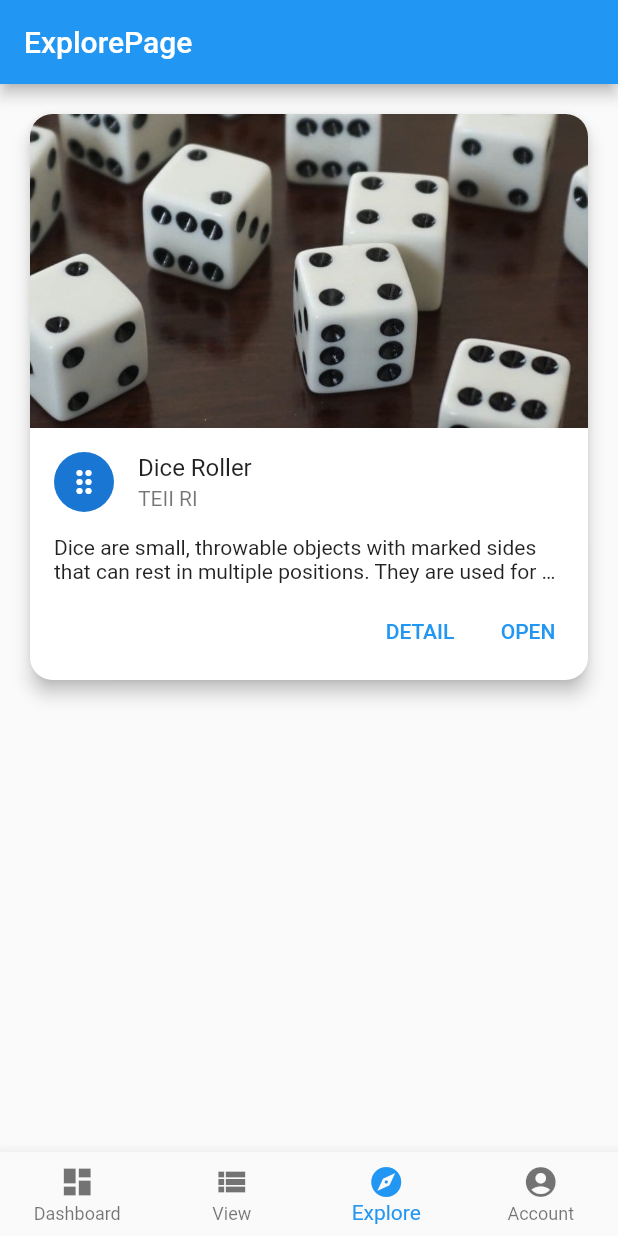
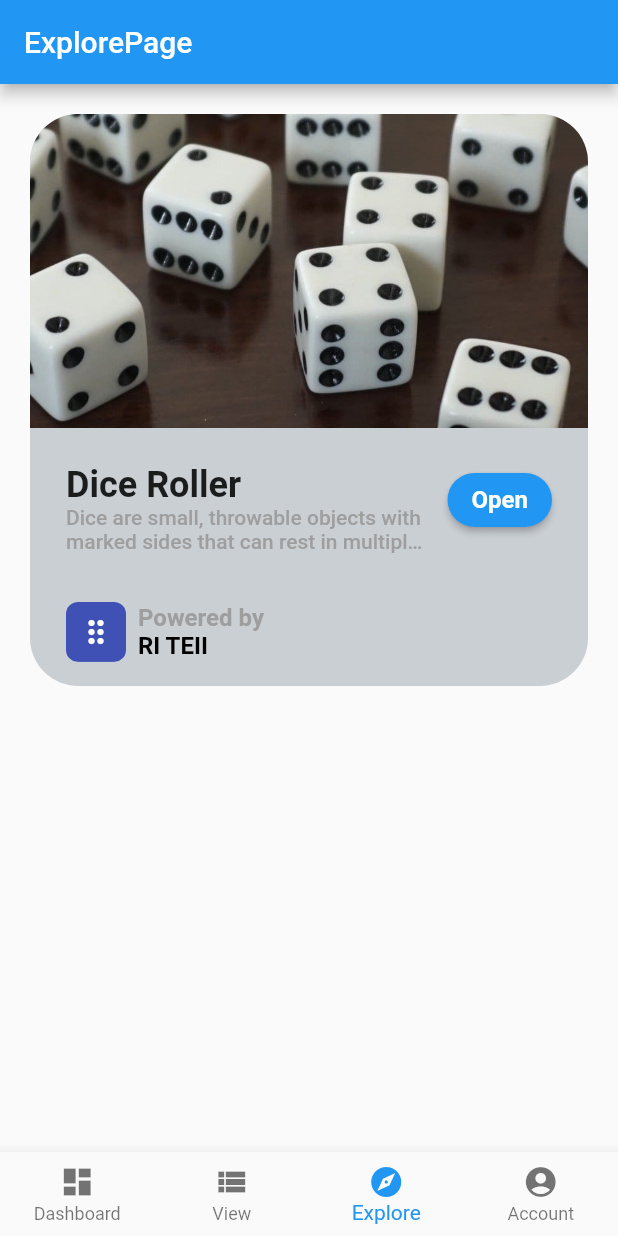
Before and after one commit to davidli218/W-Tasks, a Flutter app: the screen it shows after launch, item 3 of the bottom bar chosen, on a phone screen of 412 x 824 dp. Run offline on Flutter 3.47's test engine with Material 2 defaults, Android fonts, the phone set to English and light mode, and no system bars.

Commit message:
Refactor `OverviewCard` in `ExploreScreen`

```diff
--- a/lib/Screen/explore_screen/explore_screen.dart
+++ b/lib/Screen/explore_screen/explore_screen.dart
@@ -1,4 +1,5 @@
 import 'package:flutter/material.dart';
+import 'package:wtasks/Screen/explore_screen/widgets/overview_card.dart';
 import 'package:wtasks/app_route.dart';
 
 class ExploreScreen extends StatefulWidget {
@@ -16,63 +17,20 @@ class _ExploreScreenState extends State<ExploreScreen> {
         title: const Text("ExplorePage"),
       ),
       body: ListView(
-        children: [
-          Container(
-            padding: const EdgeInsets.all(16.0),
-            child: Card(
-              shape: const RoundedRectangleBorder(
-                borderRadius: BorderRadius.all(Radius.circular(15)),
-              ),
-              elevation: 5,
-              child: Column(
-                children: [
-                  const ClipRRect(
-                    borderRadius: BorderRadius.only(
-                      topLeft: Radius.circular(15),
-                      topRight: Radius.circular(15),
-                    ),
-                    child: AspectRatio(
-                      aspectRatio: 16 / 9,
-                      child: Image(
-                        image: AssetImage("assets/explore/dice_cover.jpg"),
-                        fit: BoxFit.cover,
-                      ),
-                    ),
-                  ),
-                  const ListTile(
-                    leading: CircleAvatar(
-                      child: Icon(Icons.drag_indicator),
-                    ),
-                    title: Text("Dice Roller"),
-                    subtitle: Text("TEII RI"),
-                  ),
-                  Container(
-                    padding: const EdgeInsets.fromLTRB(16, 0, 16, 0),
-                    child: const Text(
-                      "Dice are small, throwable objects with marked sides "
-                      "that can rest in multiple positions. They are used "
-                      "for generating random numbers, commonly as part of "
-                      "tabletop games.",
-                      maxLines: 2,
-                      overflow: TextOverflow.ellipsis,
-                    ),
-                  ),
-                  ButtonBar(
-                    children: [
-                      TextButton(
-                        child: const Text('DETAIL'),
-                        onPressed: () {},
-                      ),
-                      TextButton(
-                        child: const Text('OPEN'),
-                        onPressed: () {
-                          Navigator.of(context).pushNamed(diceRollerHomeScreen);
-                        },
-                      ),
-                    ],
-                  )
-                ],
-              ),
+        children: const [
+          Padding(
+            padding: EdgeInsets.all(16.0),
+            child: OverviewCard(
+              moduleTitle: "Dice Roller",
+              moduleSubtitle: "RI TEII",
+              moduleDescription:
+                  "Dice are small, throwable objects with marked sides "
+                  "that can rest in multiple positions. They are used "
+                  "for generating random numbers, commonly as part of "
+                  "tabletop games.",
+              moduleIcon: Icons.drag_indicator,
+              moduleOverviewImage: AssetImage("assets/explore/dice_cover.jpg"),
+              moduleRouteName: diceRollerHomeScreen,
             ),
           ),
         ],
--- /dev/null
+++ b/lib/Screen/explore_screen/widgets/overview_card.dart
@@ -0,0 +1,152 @@
+import 'package:flutter/material.dart';
+
+class OverviewCard extends StatefulWidget {
+  const OverviewCard(
+      {Key? key,
+      required this.moduleTitle,
+      this.moduleSubtitle = '',
+      required this.moduleDescription,
+      required this.moduleIcon,
+      required this.moduleOverviewImage,
+      required this.moduleRouteName})
+      : super(key: key);
+
+  final String moduleTitle;
+  final String moduleSubtitle;
+  final String moduleDescription;
+  final IconData moduleIcon;
+  final ImageProvider moduleOverviewImage;
+  final String moduleRouteName;
+
+  @override
+  _OverviewCardState createState() => _OverviewCardState();
+}
+
+class _OverviewCardState extends State<OverviewCard> {
+  @override
+  Widget build(BuildContext context) {
+    const cardBorderRadius = Radius.circular(32.0);
+
+    return Card(
+      shape: const RoundedRectangleBorder(
+        borderRadius: BorderRadius.all(cardBorderRadius),
+      ),
+      shadowColor: Colors.transparent,
+      color: const Color.fromRGBO(197, 202, 208, 0.9),
+      child: Column(
+        children: [
+          ClipRRect(
+            borderRadius: const BorderRadius.only(
+              topLeft: cardBorderRadius,
+              topRight: cardBorderRadius,
+            ),
+            child: AspectRatio(
+              aspectRatio: 16 / 9,
+              child: Image(
+                image: widget.moduleOverviewImage,
+                fit: BoxFit.cover,
+              ),
+            ),
+          ),
+          Padding(
+            padding: const EdgeInsets.fromLTRB(24.0, 24.0, 24.0, 16.0),
+            child: Row(
+              crossAxisAlignment: CrossAxisAlignment.start,
+              children: [
+                Expanded(
+                  child: Padding(
+                    padding: const EdgeInsets.only(right: 12.0),
+                    child: Column(
+                      crossAxisAlignment: CrossAxisAlignment.start,
+                      children: [
+                        Text(
+                          widget.moduleTitle,
+                          style: const TextStyle(
+                            fontSize: 24.0,
+                            fontWeight: FontWeight.bold,
+                          ),
+                        ),
+                        Text(
+                          widget.moduleDescription,
+                          maxLines: 2,
+                          overflow: TextOverflow.ellipsis,
+                          style: const TextStyle(
+                            color: Colors.grey,
+                            fontWeight: FontWeight.w500,
+                          ),
+                        ),
+                      ],
+                    ),
+                  ),
+                ),
+                ElevatedButton(
+                  onPressed: () {
+                    Navigator.of(context).pushNamed(widget.moduleRouteName);
+                  },
+                  style: ButtonStyle(
+                    shape: MaterialStateProperty.all(
+                      RoundedRectangleBorder(
+                        borderRadius: BorderRadius.circular(18.0),
+                      ),
+                    ),
+                  ),
+                  child: const Text(
+                    "Open",
+                    textAlign: TextAlign.center,
+                    style: TextStyle(
+                      fontSize: 16.0,
+                      fontWeight: FontWeight.bold,
+                    ),
+                  ),
+                ),
+              ],
+            ),
+          ),
+          Padding(
+            padding: const EdgeInsets.fromLTRB(24.0, 16.0, 24.0, 16.0),
+            child: Row(
+              crossAxisAlignment: CrossAxisAlignment.center,
+              children: [
+                ClipRRect(
+                  borderRadius: const BorderRadius.all(Radius.circular(8.0)),
+                  child: ColoredBox(
+                    color: Colors.indigo,
+                    child: Padding(
+                      padding: const EdgeInsets.all(8.0),
+                      child: Icon(widget.moduleIcon, color: Colors.white),
+                    ),
+                  ),
+                ),
+                Padding(
+                  padding: const EdgeInsets.only(left: 8.0),
+                  child: Column(
+                    mainAxisAlignment: MainAxisAlignment.start,
+                    crossAxisAlignment: CrossAxisAlignment.start,
+                    children: [
+                      const Text(
+                        "Powered by",
+                        style: TextStyle(
+                          fontSize: 16.0,
+                          fontWeight: FontWeight.bold,
+                          color: Colors.grey,
+                        ),
+                      ),
+                      Text(
+                        widget.moduleSubtitle,
+                        style: const TextStyle(
+                          fontSize: 16.0,
+                          fontWeight: FontWeight.bold,
+                          color: Colors.black,
+                        ),
+                      ),
+                    ],
+                  ),
+                ),
+              ],
+            ),
+          ),
+        ],
+      ),
+    );
+  }
+}
```
